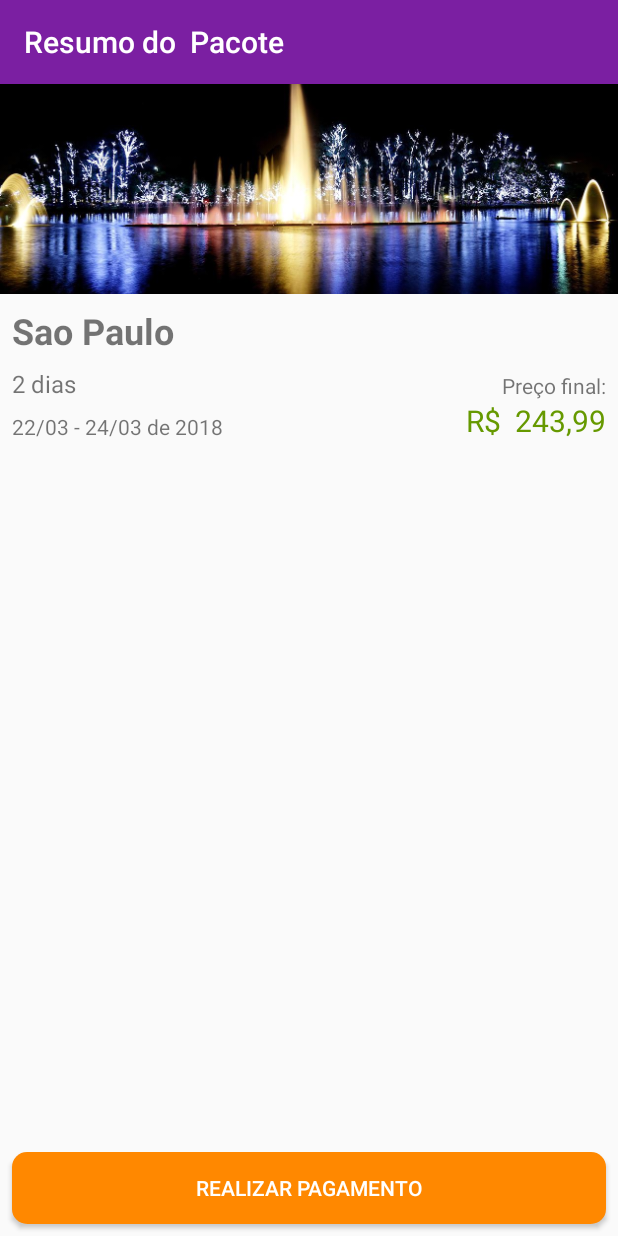
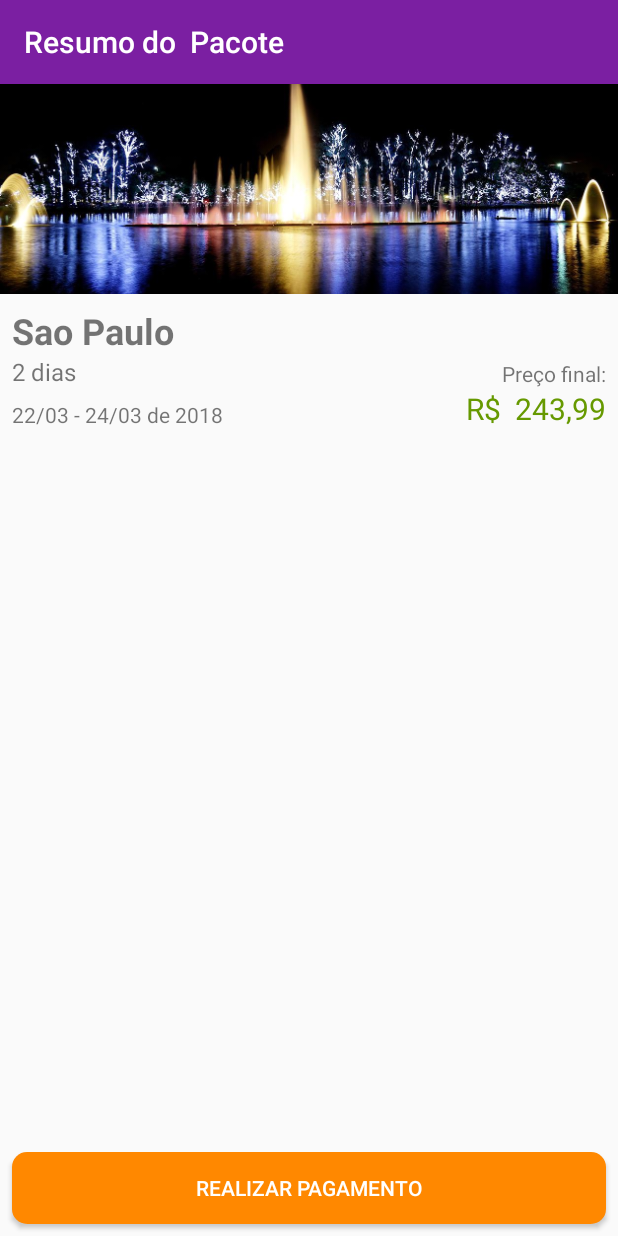
Before and after one commit to JoseAlan/android-design, an Android app: the screen it shows after launch (ResumoPacoteActivity), on a phone screen of 412 x 824 dp. Run offline under Robolectric (Android 15) with nearby library versions, the phone set to English and light mode, and no system bars.

Commit message:
Part2 - refatorando resuno pacote

```diff
--- a/Part2/app/src/main/java/br/com/alura/aluraviagens/ui/activity/ResumoPacoteActivity.java
+++ b/Part2/app/src/main/java/br/com/alura/aluraviagens/ui/activity/ResumoPacoteActivity.java
@@ -1,6 +1,7 @@
 package br.com.alura.aluraviagens.ui.activity;
 
 import android.graphics.drawable.Drawable;
+import android.support.annotation.NonNull;
 import android.support.v7.app.AppCompatActivity;
 import android.os.Bundle;
 import android.view.View;
@@ -13,54 +14,65 @@ import java.util.Calendar;
 
 import br.com.alura.aluraviagens.R;
 import br.com.alura.aluraviagens.model.Pacote;
+import br.com.alura.aluraviagens.util.DataUtil;
 import br.com.alura.aluraviagens.util.DiasUtil;
 import br.com.alura.aluraviagens.util.MoedaUtil;
 import br.com.alura.aluraviagens.util.ResourceUtil;
 
 public class ResumoPacoteActivity extends AppCompatActivity {
 
+    public static final String TITULO_APPBAR = "Resumo do  Pacote";
+
     @Override
     protected void onCreate(Bundle savedInstanceState) {
         super.onCreate(savedInstanceState);
         setContentView(R.layout.activity_resumo_pacote);
 
-        setTitle("Resumo do  Pacote");
+        setTitle(TITULO_APPBAR);
 
         Pacote pacoteSaoPaulo = new Pacote("Sao Paulo", "sao_paulo_sp", 2,
                 new BigDecimal(243.99));
 
-        TextView local = findViewById(R.id.resumo_pacote_local);
-        local.setText(pacoteSaoPaulo.getLocal());
+        mostraLocal(pacoteSaoPaulo);
 
-        ImageView imageView = findViewById(R.id.resumo_pacote_imagem);
-        Drawable drawableDaImagem = ResourceUtil
-                .devolveDrawable(this, pacoteSaoPaulo.getImagem());
-        imageView.setImageDrawable(drawableDaImagem);
+        mostraImagem(pacoteSaoPaulo);
 
-        TextView dias = findViewById(R.id.resumo_pacote_dias);
-        String diasEmTexto = DiasUtil.formataEmTexto(pacoteSaoPaulo.getDias());
-        dias.setText(diasEmTexto);
+        mostraDias(pacoteSaoPaulo);
 
-        TextView preco = findViewById(R.id.resumo_pacote_preco);
-        String moedaBrasileira = MoedaUtil.formataParaBrasileiro(pacoteSaoPaulo.getPreco());
-        preco.setText(moedaBrasileira);
+        mostraPreco(pacoteSaoPaulo);
 
-        TextView data = findViewById(R.id.resumo_pacote_data);
-        Calendar dataIda = Calendar.getInstance();
-        Calendar dataVolta = Calendar.getInstance();
-        dataVolta.add(Calendar.DATE,pacoteSaoPaulo.getDias());
-        SimpleDateFormat formatoBR   = new SimpleDateFormat("dd/MM");
-        String dataIdaFormatada = formatoBR.format(dataIda.getTime());
-        String dataVoltaFormatada = formatoBR.format(dataVolta.getTime());
-        String dataViagemFormatada = dataIdaFormatada + " - "
-                + dataVoltaFormatada + " de "
-                + dataVolta.get(Calendar.YEAR);
-        data.setText(dataViagemFormatada
-
-
-
-        );
+        mostraData(pacoteSaoPaulo);
 
 
     }
+
+    private void mostraData(Pacote pacote) {
+        TextView data = findViewById(R.id.resumo_pacote_data);
+        String dataViagemFormatada = DataUtil.periodoEmTexto(pacote.getDias());
+        data.setText(dataViagemFormatada);
+    }
+
+    private void mostraPreco(Pacote pacote) {
+        TextView preco = findViewById(R.id.resumo_pacote_preco);
+        String moedaBrasileira = MoedaUtil.formataParaBrasileiro(pacote.getPreco());
+        preco.setText(moedaBrasileira);
+    }
+
+    private void mostraDias(Pacote pacote) {
+        TextView dias = findViewById(R.id.resumo_pacote_dias);
+        String diasEmTexto = DiasUtil.formataEmTexto(pacote.getDias());
+        dias.setText(diasEmTexto);
+    }
+
+    private void mostraImagem(Pacote pacote) {
+        ImageView imageView = findViewById(R.id.resumo_pacote_imagem);
+        Drawable drawableDaImagem = ResourceUtil
+                .devolveDrawable(this, pacote.getImagem());
+        imageView.setImageDrawable(drawableDaImagem);
+    }
+
+    private void mostraLocal(Pacote pacote) {
+        TextView local = findViewById(R.id.resumo_pacote_local);
+        local.setText(pacote.getLocal());
+    }
 }
--- /dev/null
+++ b/Part2/app/src/main/java/br/com/alura/aluraviagens/util/DataUtil.java
@@ -0,0 +1,28 @@
+package br.com.alura.aluraviagens.util;
+
+import android.support.annotation.NonNull;
+
+import java.text.SimpleDateFormat;
+import java.util.Calendar;
+
+/**
+ * Created by Alan on 22/03/2018.
+ */
+
+public class DataUtil {
+
+    public static final String DIA_E_MES = "dd/MM";
+
+    @NonNull
+    public static String periodoEmTexto(int pacote) {
+        Calendar dataIda = Calendar.getInstance();
+        Calendar dataVolta = Calendar.getInstance();
+        dataVolta.add(Calendar.DATE, pacote);
+        SimpleDateFormat formatoBR   = new SimpleDateFormat(DIA_E_MES);
+        String dataIdaFormatada = formatoBR.format(dataIda.getTime());
+        String dataVoltaFormatada = formatoBR.format(dataVolta.getTime());
+        return dataIdaFormatada + " - "
+                + dataVoltaFormatada + " de "
+                + dataVolta.get(Calendar.YEAR);
+    }
+}
--- a/Part2/app/src/main/res/layout/activity_resumo_pacote.xml
+++ b/Part2/app/src/main/res/layout/activity_resumo_pacote.xml
@@ -3,8 +3,7 @@
     xmlns:app="http://schemas.android.com/apk/res-auto"
     xmlns:tools="http://schemas.android.com/tools"
     android:layout_width="match_parent"
-    android:layout_height="match_parent"
-    tools:context="br.com.alura.aluraviagens.ui.activity.ResumoPacoteActivity">
+    android:layout_height="match_parent">
 
     <ImageView
         android:id="@+id/resumo_pacote_imagem"
@@ -18,25 +17,23 @@
         app:layout_constraintVertical_bias="0.0"
         android:scaleType="centerCrop"
         android:contentDescription="@string/imagem"/>
+
     <TextView
         android:id="@+id/resumo_pacote_local"
         android:layout_width="wrap_content"
         android:layout_height="wrap_content"
-        android:layout_marginTop="8dp"
-        android:layout_marginStart="8dp"
+        android:layout_margin="8dp"
         tools:text="Sao Paulo"
         android:textSize="24sp"
         android:textStyle="bold"
         app:layout_constraintTop_toBottomOf="@id/resumo_pacote_imagem"
-        app:layout_constraintStart_toStartOf="parent"
-        android:layout_marginLeft="8dp" />
+        app:layout_constraintStart_toStartOf="parent"/>
 
     <TextView
         android:id="@+id/resumo_pacote_dias"
         android:layout_width="wrap_content"
         android:layout_height="wrap_content"
         android:textSize="16sp"
-        android:layout_marginTop="8dp"
         tools:text="2 dias"
         app:layout_constraintStart_toStartOf="@id/resumo_pacote_local"
         app:layout_constraintTop_toBottomOf="@id/resumo_pacote_local"/>
@@ -58,7 +55,7 @@
         android:layout_height="wrap_content"
         tools:text = "R$ 243,99"
         android:textAlignment="textEnd"
-        android:layout_gravity="end"
+        android:gravity="end"
         android:layout_marginEnd="8dp"
         android:layout_marginRight="8dp"
         android:textSize="20sp"
@@ -71,7 +68,7 @@
         android:id="@+id/resumo_pacote_preco_final"
         android:layout_width="wrap_content"
         android:layout_height="wrap_content"
-        android:text="Preço final:"
+        android:text="@string/preco_final"
         android:textSize="14sp"
         app:layout_constraintBottom_toTopOf="@id/resumo_pacote_preco"
         app:layout_constraintEnd_toEndOf="@id/resumo_pacote_preco"/>
@@ -81,13 +78,13 @@
         android:layout_width="0dp"
         android:layout_height="wrap_content"
         android:layout_margin="8dp"
-        android:text="Realizar pagamento"
+        android:text="@string/realizar_pagamento"
+        android:background="@drawable/botao_redondo_laranja"
+        android:textColor="@android:color/white"
         app:layout_constraintEnd_toEndOf="parent"
         app:layout_constraintStart_toStartOf="parent"
         app:layout_constraintTop_toTopOf="parent"
         app:layout_constraintBottom_toBottomOf="parent"
-        app:layout_constraintVertical_bias="1.0"
-        android:background="@drawable/botao_redondo_laranja"
-        android:textColor="@android:color/white"/>
+        app:layout_constraintVertical_bias="1.0"/>
 
 </android.support.constraint.ConstraintLayout>
--- a/Part2/app/src/main/res/values/strings.xml
+++ b/Part2/app/src/main/res/values/strings.xml
@@ -4,4 +4,6 @@
     <string name="pais">Brasil</string>
     <string name="conteudo_do_banner_inicial">Banner inicial dos pacotes</string>
     <string name="imagem">imagem da cidade</string>
+    <string name="preco_final">Preço final:</string>
+    <string name="realizar_pagamento">Realizar pagamento</string>
 </resources>
```
